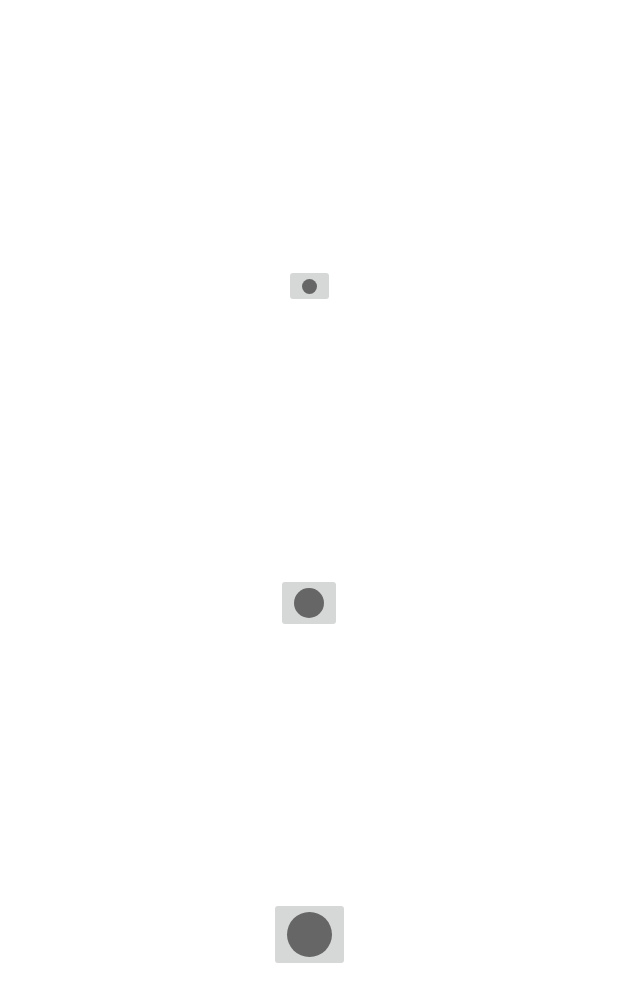
After one commit to Donfreddy/kids-drawing-app, an Android app: the layout dialog_brush_size.xml on its own in the app's theme, with its tools: preview values and no code run, on a phone screen of 412 x 824 dp. The commit adds this screen. Shown: the top 1002 px of the screen. Run offline under Robolectric (Android 15) with nearby library versions, the phone set to English and light mode, and no system bars.

Commit message:
add select brush and option menu

```diff
--- a/app/src/main/res/drawable/bg_drawing_view_layout.xml
+++ b/app/src/main/res/drawable/bg_drawing_view_layout.xml
@@ -1,8 +1,8 @@
 <?xml version="1.0" encoding="utf-8"?>
 <shape xmlns:android="http://schemas.android.com/apk/res/android"
   android:shape="rectangle">
-  <solid android:color="@color/white" />
+  <solid android:color="@color/white"  />
   <stroke
     android:width="0.5dp"
-    android:color="#9AA2AF" />
+    android:color="#E9ECEF" />
 </shape>
--- /dev/null
+++ b/app/src/main/res/drawable/large.xml
@@ -0,0 +1,9 @@
+<?xml version="1.0" encoding="utf-8"?>
+<shape xmlns:android="http://schemas.android.com/apk/res/android"
+  android:dither="true"
+  android:shape="oval">
+  <size
+    android:width="30dp"
+    android:height="30dp" />
+  <solid android:color="#FF666666" />
+</shape>
--- /dev/null
+++ b/app/src/main/res/drawable/medium.xml
@@ -0,0 +1,9 @@
+<?xml version="1.0" encoding="utf-8"?>
+<shape xmlns:android="http://schemas.android.com/apk/res/android"
+  android:dither="true"
+  android:shape="oval">
+  <size
+    android:width="20dp"
+    android:height="20dp" />
+  <solid android:color="#FF666666" />
+</shape>
--- /dev/null
+++ b/app/src/main/res/drawable/small.xml
@@ -0,0 +1,9 @@
+<?xml version="1.0" encoding="utf-8"?>
+<shape xmlns:android="http://schemas.android.com/apk/res/android"
+  android:dither="true"
+  android:shape="oval">
+  <size
+    android:width="10dp"
+    android:height="10dp" />
+  <solid android:color="#FF666666" />
+</shape>
--- /dev/null
+++ b/app/src/main/res/layout/dialog_brush_size.xml
@@ -0,0 +1,45 @@
+<?xml version="1.0" encoding="utf-8"?>
+<androidx.constraintlayout.widget.ConstraintLayout xmlns:android="http://schemas.android.com/apk/res/android"
+  xmlns:app="http://schemas.android.com/apk/res-auto"
+  xmlns:tools="http://schemas.android.com/tools"
+  android:layout_width="match_parent"
+  android:layout_height="match_parent"
+  android:layout_gravity="center">
+
+  <ImageButton
+    android:id="@+id/small_brush"
+    android:layout_width="wrap_content"
+    android:layout_height="29dp"
+    android:contentDescription="image_small"
+    android:src="@drawable/small"
+    app:layout_constraintBottom_toTopOf="@+id/medium_brush"
+    app:layout_constraintEnd_toEndOf="parent"
+    app:layout_constraintStart_toStartOf="parent"
+    app:layout_constraintTop_toTopOf="parent"
+    tools:ignore="HardcodedText" />
+
+  <ImageButton
+    android:id="@+id/medium_brush"
+    android:layout_width="wrap_content"
+    android:layout_height="wrap_content"
+    android:contentDescription="image_medium"
+    android:src="@drawable/medium"
+    app:layout_constraintBottom_toTopOf="@+id/large_brush"
+    app:layout_constraintEnd_toEndOf="parent"
+    app:layout_constraintStart_toStartOf="parent"
+    app:layout_constraintTop_toBottomOf="@+id/small_brush"
+    tools:ignore="HardcodedText" />
+
+  <ImageButton
+    android:id="@+id/large_brush"
+    android:layout_width="wrap_content"
+    android:layout_height="wrap_content"
+    android:contentDescription="image_large"
+    android:src="@drawable/large"
+    app:layout_constraintBottom_toBottomOf="parent"
+    app:layout_constraintEnd_toEndOf="parent"
+    app:layout_constraintStart_toStartOf="parent"
+    app:layout_constraintTop_toBottomOf="@+id/medium_brush"
+    tools:ignore="HardcodedText" />
+
+</androidx.constraintlayout.widget.ConstraintLayout>
--- a/app/src/main/res/values/colors.xml
+++ b/app/src/main/res/values/colors.xml
@@ -7,4 +7,5 @@
   <color name="teal_700">#FF018786</color>
   <color name="black">#FF000000</color>
   <color name="white">#FFFFFFFF</color>
+  <color name="dark">#FF005F73</color>
 </resources>
--- a/app/src/main/res/values/strings.xml
+++ b/app/src/main/res/values/strings.xml
@@ -1,3 +1,6 @@
 <resources>
   <string name="app_name">Kids Drawing</string>
+  <string name="about">About</string>
+  <string name="save">Save</string>
+  <string name="other">Other</string>
 </resources>
--- a/app/src/main/res/values/themes.xml
+++ b/app/src/main/res/values/themes.xml
@@ -10,7 +10,7 @@
     <item name="colorSecondaryVariant">@color/teal_700</item>
     <item name="colorOnSecondary">@color/black</item>
     <!-- Status bar color. -->
-    <item name="android:statusBarColor" tools:targetApi="l">?attr/colorPrimaryVariant</item>
+    <item name="android:statusBarColor" tools:targetApi="l">@color/dark</item>
     <!-- Customize your theme here. -->
   </style>
 </resources>
```
Also changed, not shown: app/src/main/java/com/freddydev/kidsdrawing/DrawingView.kt (+7 -1 lines), app/src/main/java/com/freddydev/kidsdrawing/MainActivity.kt (+75 -1 lines), app/src/main/res/drawable/pallet_normal.xml (added, +27 -0 lines), app/src/main/res/drawable/pallet_pressed.xml (added, +29 -0 lines), app/src/main/res/layout/activity_main.xml (+17 -3 lines), app/src/main/res/menu/more_menu.xml (added, +21 -0 lines), app/src/main/res/drawable/ic_brush.png (added), app/src/main/res/drawable/ic_gallery.png (added), app/src/main/res/drawable/ic_save.png (added), app/src/main/res/drawable/ic_undo.png (added), app/src/main/res/drawable/image.jpg (added).
